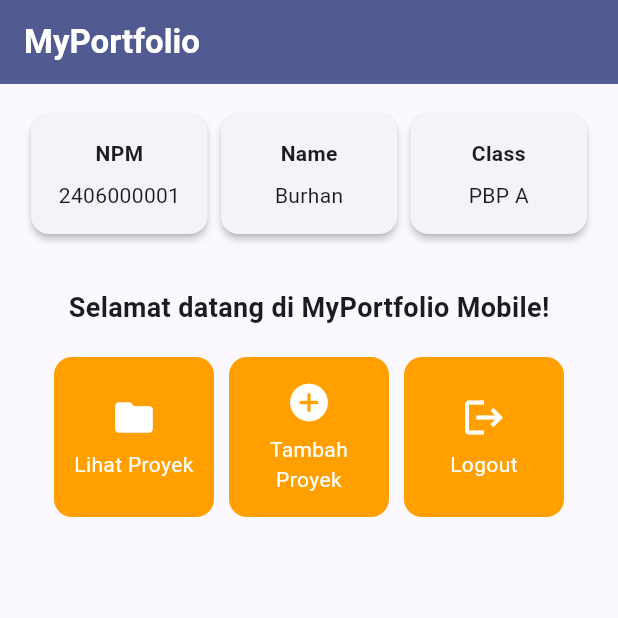
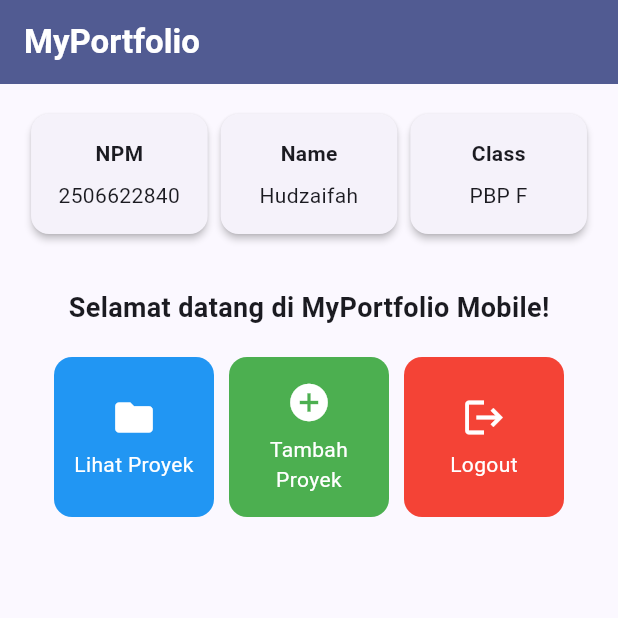
Before and after one commit to uzzzzzaaaaa/myportofolio_mobile, a Flutter app: the screen it shows after launch, on a phone screen of 412 x 824 dp, the top half of it. Run offline on Flutter 3.47's test engine with Material 3 defaults, Android fonts, the phone set to English and light mode, and no system bars.

Commit message:
Menyelesaikan Tugas 7

```diff
--- a/lib/menu.dart
+++ b/lib/menu.dart
@@ -3,21 +3,19 @@ import 'package:flutter/material.dart';
 class MyHomePage extends StatelessWidget {
   MyHomePage({super.key});
 
-  final String npm = "2406000001";
-  final String nama = "Burhan";
-  final String kelas = "PBP A";
+  final String npm = "2506622840";
+  final String nama = "Hudzaifah";
+  final String kelas = "PBP F";
 
   final List<ItemHomepage> items = [
-    ItemHomepage("Lihat Proyek", Icons.folder),
-    ItemHomepage("Tambah Proyek", Icons.add_circle),
-    ItemHomepage("Logout", Icons.logout),
+    ItemHomepage("Lihat Proyek", Icons.folder, Colors.blue),
+    ItemHomepage("Tambah Proyek", Icons.add_circle, Colors.green),
+    ItemHomepage("Logout", Icons.logout, Colors.red),
   ];
 
   @override
   Widget build(BuildContext context) {
-    // Scaffold menyediakan struktur visual dasar halaman (AppBar, Body, SnackBar).
     return Scaffold(
-      // AppBar menampilkan bar bagian atas halaman aplikasi.
       appBar: AppBar(
         title: const Text(
           'MyPortfolio',
@@ -25,13 +23,11 @@ class MyHomePage extends StatelessWidget {
         ),
         backgroundColor: Theme.of(context).colorScheme.primary,
       ),
-      // Body halaman utama dengan padding di sekelilingnya.
       body: Padding(
         padding: const EdgeInsets.all(16.0),
         child: Column(
           crossAxisAlignment: CrossAxisAlignment.center,
           children: [
-            // Baris horizontal untuk menampilkan 3 InfoCard secara sejajar.
             Row(
               mainAxisAlignment: MainAxisAlignment.spaceEvenly,
               children: [
@@ -40,10 +36,7 @@ class MyHomePage extends StatelessWidget {
                 InfoCard(title: 'Class', content: kelas),
               ],
             ),
-
             const SizedBox(height: 16.0),
-
-            // Bagian tengah: pesan sambutan dan kisi tombol menu portofolio.
             Center(
               child: Column(
                 children: [
@@ -57,15 +50,12 @@ class MyHomePage extends StatelessWidget {
                       ),
                     ),
                   ),
-
-                  // GridView menampilkan kartu tombol dalam tata letak kisi 3 kolom.
                   GridView.count(
                     primary: true,
                     padding: const EdgeInsets.all(20),
                     crossAxisSpacing: 10,
                     mainAxisSpacing: 10,
                     crossAxisCount: 3,
-                    // shrinkWrap agar ukuran kisi menyesuaikan tinggi konten anak.
                     shrinkWrap: true,
                     children: items.map((ItemHomepage item) {
                       return ItemCard(item);
@@ -82,7 +72,6 @@ class MyHomePage extends StatelessWidget {
 }
 
 class InfoCard extends StatelessWidget {
-  // Kartu informasi yang menampilkan judul (title) dan isi (content).
   final String title;
   final String content;
 
@@ -91,18 +80,15 @@ class InfoCard extends StatelessWidget {
   @override
   Widget build(BuildContext context) {
     return Card(
-      // Memberikan efek bayangan kartu elevasi 2 unit.
       elevation: 2.0,
       child: Container(
-        // Menyesuaikan lebar kartu dengan proporsi layar (dibagi 3.5).
         width: MediaQuery.of(context).size.width / 3.5,
         padding: const EdgeInsets.all(16.0),
-        // Menyusun teks title dan content secara vertikal.
         child: Column(
           children: [
             Text(title, style: const TextStyle(fontWeight: FontWeight.bold)),
             const SizedBox(height: 8.0),
-            Text(content),
+            Text(content, textAlign: TextAlign.center),
           ],
         ),
       ),
@@ -113,8 +99,9 @@ class InfoCard extends StatelessWidget {
 class ItemHomepage {
   final String name;
   final IconData icon;
+  final Color color;
 
-  ItemHomepage(this.name, this.icon);
+  ItemHomepage(this.name, this.icon, this.color);
 }
 
 class ItemCard extends StatelessWidget {
@@ -125,13 +112,10 @@ class ItemCard extends StatelessWidget {
   @override
   Widget build(BuildContext context) {
     return Material(
-      // Menggunakan warna sekunder dari skema tema aplikasi.
-      color: Theme.of(context).colorScheme.secondary,
+      color: item.color,
       borderRadius: BorderRadius.circular(12),
       child: InkWell(
-        // Aksi ketika kartu ditekan oleh pengguna.
         onTap: () {
-          // Menampilkan SnackBar dengan pesan interaktif.
           ScaffoldMessenger.of(context)
             ..hideCurrentSnackBar()
             ..showSnackBar(
```
Also changed, not shown: 1 other file.
